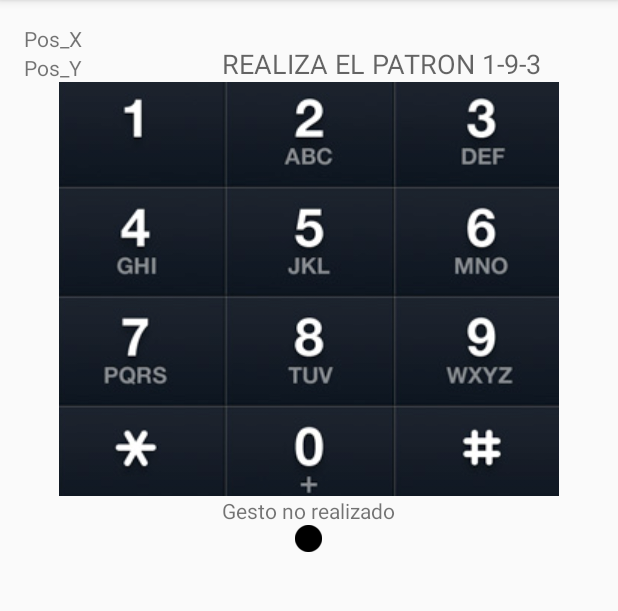
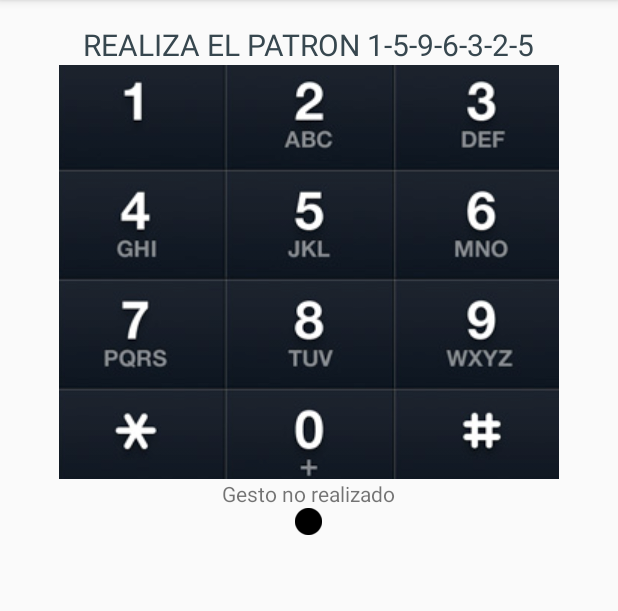
Before and after one commit to FPerezHernandez92/PruebasEnAndroid, an Android app: the screen it shows after launch (Gestos), on a phone screen of 412 x 824 dp, the part 84-695 px from its top. Run offline under Robolectric (Android 15) with nearby library versions, the phone set to English and light mode, and no system bars.

Commit message:
Mejora en la visualización

```diff
--- a/appGestosFoto/app/src/main/java/com/example/herpefran92/appgestosfoto/Gestos.java
+++ b/appGestosFoto/app/src/main/java/com/example/herpefran92/appgestosfoto/Gestos.java
@@ -18,27 +18,23 @@ import android.widget.Toast;
 
 public class Gestos extends AppCompatActivity implements OnClickListener{
 
-    Button btn;
     ImageView img;
     Intent i;
     Bitmap bmp;
     final static int cons = 0;
 
-    TextView salida_x, salida_y, gesto;
+    TextView gesto;
     Boolean tocado1=false, tocado5=false, tocado9=false, tocado6=false, tocado3=false, fotolanzada = false;
+    boolean tocado2 = false;
     @Override
     protected void onCreate(Bundle savedInstanceState) {
         super.onCreate(savedInstanceState);
         setContentView(R.layout.activity_gestos);
-        salida_x = (TextView) findViewById(R.id.pos_x);
-        salida_y = (TextView) findViewById(R.id.pos_y);
         gesto = (TextView) findViewById(R.id.gesto);
         init();
     }
 
     public void init(){
-        btn = (Button)findViewById(R.id.btnCaptura);
-        btn.setOnClickListener(this);
         img = (ImageView) findViewById(R.id.imagen);
         Toast toast = Toast.makeText(this, "Realiza el patrón que se indica arriba", Toast.LENGTH_LONG);
         toast.show();
@@ -49,8 +45,6 @@ public class Gestos extends AppCompatActivity implements OnClickListener{
         if (event.getAction()==MotionEvent.ACTION_MOVE){
             int aux_x = (int) event.getRawX();
             int aux_y = (int) event.getRawY();
-            salida_x.setText("Pos_X: " + Integer.toString(aux_x));
-            salida_y.setText("Pos_Y: " + Integer.toString(aux_y));
             int rango = 50;
             int x_1 = 162, y_1 = 346, x_5 = 387, y_5 = 475, x_9 = 610, y_9 = 625;
             int x_6 = 614, y_6 = 482, x_3 = 616, y_3 = 341;
@@ -62,6 +56,7 @@ public class Gestos extends AppCompatActivity implements OnClickListener{
                 if ((aux_y >= (y_1-rango)) && (aux_y <= (y_1+rango))){
                     tocado1 = true;
                     gesto.setText("Tocado1");
+                    fotolanzada = false;
                 }
             }
             if(tocado1 && (aux_x >= (x_5-rango)) && (aux_x <= (x_5+rango))){
@@ -94,6 +89,20 @@ public class Gestos extends AppCompatActivity implements OnClickListener{
 
                 }
             }
+
+            if (tocado5 && (aux_x >= (x_1-rango)) && (aux_x <= (x_1+rango))){
+                if ((aux_y >= (y_1-rango)) && (aux_y <= (y_1+rango))){
+                    tocado1 = tocado3 = tocado5 = tocado6 = tocado9 = false;
+                    gesto.setText("Intentalo de nuevo");
+                }
+            }
+            if (tocado9 && (aux_x >= (x_5-rango)) && (aux_x <= (x_5+rango))){
+                if ((aux_y >= (y_5-rango)) && (aux_y <= (y_5+rango))){
+                    tocado1 = tocado3 = tocado5 = tocado6 = tocado9 = false;
+                    gesto.setText("Intentalo de nuevo");
+                }
+            }
+
             if((aux_x >= (x_2-rango2)) && (aux_x <= (x_2+rango2))) {
                 if ((aux_y >= (y_2 - rango2)) && (aux_y <= (y_2 + rango2))) {
                     tocado1 = tocado3 = tocado5 = tocado6 = tocado9 = false;
@@ -137,6 +146,10 @@ public class Gestos extends AppCompatActivity implements OnClickListener{
                 }
             }
         }
+        else if (event.getAction()==MotionEvent.ACTION_UP){
+            tocado1 = tocado3 = tocado5 = tocado6 = tocado9 = false;
+            gesto.setText("Intentalo de nuevo");
+        }
         return true;
 
     }
--- a/appGestosFoto/app/src/main/res/layout/activity_gestos.xml
+++ b/appGestosFoto/app/src/main/res/layout/activity_gestos.xml
@@ -9,30 +9,22 @@
     <TextView
         android:layout_width="wrap_content"
         android:layout_height="wrap_content"
-        android:textAppearance="?android:attr/textAppearanceSmall"
-        android:text="Pos_X"
-        android:id="@+id/pos_x"
+        android:textAppearance="?android:attr/textAppearanceMedium"
+        android:text="REALIZA EL PATRON 1-5-9-6-3-2-5"
+        android:id="@+id/instruccion"
+        android:layout_centerHorizontal="true"
+        android:background="@color/background_material_light"
+        android:textColor="@color/material_blue_grey_800"
         android:layout_alignParentTop="true"
-        android:layout_alignParentLeft="true"
-        android:layout_alignParentStart="true" />
-
-    <TextView
-        android:layout_width="wrap_content"
-        android:layout_height="wrap_content"
-        android:textAppearance="?android:attr/textAppearanceSmall"
-        android:text="Pos_Y"
-        android:id="@+id/pos_y"
-        android:layout_below="@+id/pos_x"
-        android:layout_alignParentLeft="true"
-        android:layout_alignParentStart="true" />
+        android:textSize="@dimen/abc_text_size_title_material_toolbar" />
 
     <RelativeLayout
         android:layout_width="wrap_content"
         android:layout_height="wrap_content"
-        android:layout_centerHorizontal="true"
-        android:layout_below="@+id/pos_y"
         android:background="@drawable/teclado2"
-        android:id="@+id/relativeLayout"></RelativeLayout>
+        android:id="@+id/relativeLayout"
+        android:layout_below="@+id/instruccion"
+        android:layout_centerHorizontal="true"></RelativeLayout>
 
     <TextView
         android:layout_width="wrap_content"
@@ -51,22 +43,4 @@
         android:layout_centerHorizontal="true"
         android:src="@drawable/abc_scrubber_control_to_pressed_mtrl_005" />
 
-    <Button
-        android:layout_width="wrap_content"
-        android:layout_height="wrap_content"
-        android:text="New Button"
-        android:id="@+id/btnCaptura"
-        android:layout_below="@+id/imagen"
-        android:layout_centerHorizontal="true"
-        android:visibility="invisible" />
-
-    <TextView
-        android:layout_width="wrap_content"
-        android:layout_height="wrap_content"
-        android:textAppearance="?android:attr/textAppearanceMedium"
-        android:text="REALIZA EL PATRON 1-9-3"
-        android:id="@+id/instruccion"
-        android:layout_alignBottom="@+id/pos_y"
-        android:layout_alignLeft="@+id/gesto"
-        android:layout_alignStart="@+id/gesto" />
 </RelativeLayout>
```
